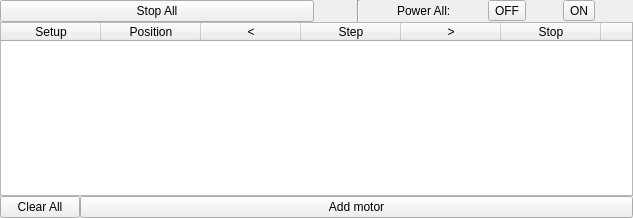
Qt form motorstack/motorstack.ui (AustralianSynchrotron/motorcontrol) before a commit.
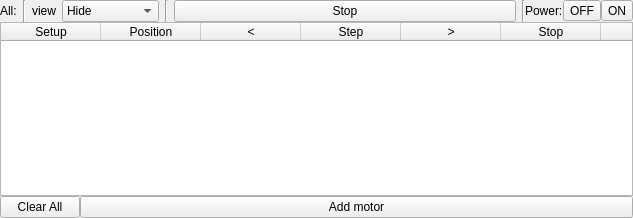
The same form after that commit.

```diff
--- a/motorstack/motorstack.ui
+++ b/motorstack/motorstack.ui
@@ -38,10 +38,90 @@
       <property name="margin">
        <number>0</number>
       </property>
+      <item>
+       <widget class="QLabel" name="label_3">
+        <property name="sizePolicy">
+         <sizepolicy hsizetype="Fixed" vsizetype="Preferred">
+          <horstretch>0</horstretch>
+          <verstretch>0</verstretch>
+         </sizepolicy>
+        </property>
+        <property name="text">
+         <string>All:</string>
+        </property>
+       </widget>
+      </item>
+      <item>
+       <widget class="Line" name="line_3">
+        <property name="orientation">
+         <enum>Qt::Vertical</enum>
+        </property>
+       </widget>
+      </item>
+      <item>
+       <widget class="QLabel" name="label_2">
+        <property name="sizePolicy">
+         <sizepolicy hsizetype="Fixed" vsizetype="Preferred">
+          <horstretch>0</horstretch>
+          <verstretch>0</verstretch>
+         </sizepolicy>
+        </property>
+        <property name="text">
+         <string>view</string>
+        </property>
+       </widget>
+      </item>
+      <item>
+       <widget class="QComboBox" name="viewModeAll">
+        <item>
+         <property name="text">
+          <string>Hide</string>
+         </property>
+        </item>
+        <item>
+         <property name="text">
+          <string>Show</string>
+         </property>
+        </item>
+        <item>
+         <property name="text">
+          <string>Minimalistic</string>
+         </property>
+        </item>
+        <item>
+         <property name="text">
+          <string>Comfortable</string>
+         </property>
+        </item>
+        <item>
+         <property name="text">
+          <string>Configure</string>
+         </property>
+        </item>
+        <item>
+         <property name="text">
+          <string>EPICS</string>
+         </property>
+        </item>
+       </widget>
+      </item>
+      <item>
+       <widget class="Line" name="line_2">
+        <property name="orientation">
+         <enum>Qt::Vertical</enum>
+        </property>
+       </widget>
+      </item>
       <item>
        <widget class="QPushButton" name="stopAll">
+        <property name="sizePolicy">
+         <sizepolicy hsizetype="Minimum" vsizetype="Fixed">
+          <horstretch>1</horstretch>
+          <verstretch>0</verstretch>
+         </sizepolicy>
+        </property>
         <property name="text">
-         <string>Stop All</string>
+         <string>Stop</string>
         </property>
        </widget>
       </item>
@@ -76,7 +156,7 @@
             </sizepolicy>
            </property>
            <property name="text">
-            <string>Power All:</string>
+            <string>Power:</string>
            </property>
           </widget>
          </item>
```
Left out of the diff: 2 changed lines with no effect on the pictures.
